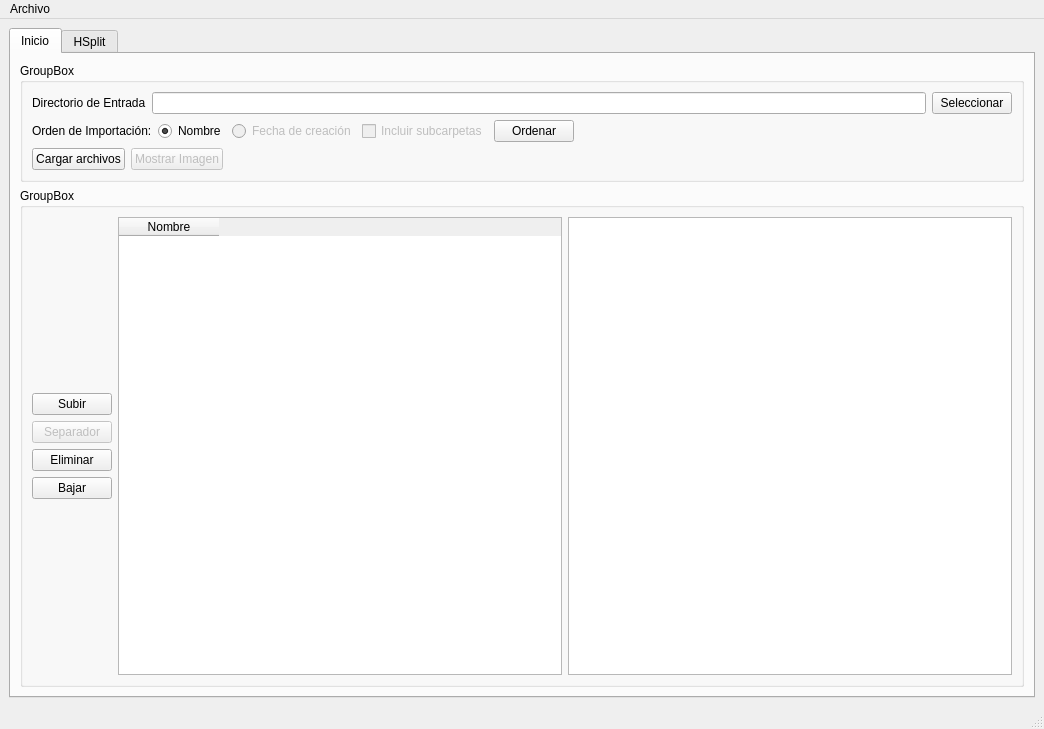
The window that gui/mainWindow.ui (robante15/MangaPDFPrintable) describes before a commit, drawn with Qt 5.
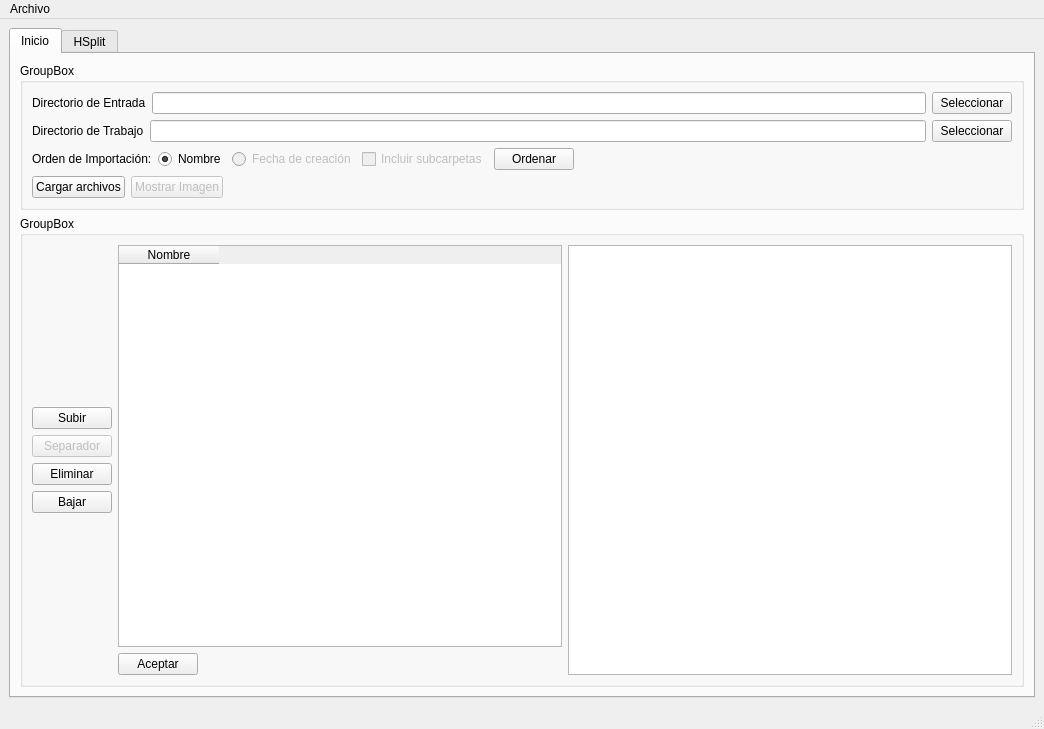
The same window after the commit.

```diff
--- a/gui/mainWindow.ui
+++ b/gui/mainWindow.ui
@@ -52,6 +52,27 @@
              </item>
             </layout>
            </item>
+           <item>
+            <layout class="QHBoxLayout" name="horizontalLayout_7">
+             <item>
+              <widget class="QLabel" name="lbl_workingDirectory">
+               <property name="text">
+                <string>Directorio de Trabajo</string>
+               </property>
+              </widget>
+             </item>
+             <item>
+              <widget class="QLineEdit" name="txt_workingDirectory"/>
+             </item>
+             <item>
+              <widget class="QPushButton" name="btn_workingDirectory">
+               <property name="text">
+                <string>Seleccionar</string>
+               </property>
+              </widget>
+             </item>
+            </layout>
+           </item>
            <item>
             <layout class="QHBoxLayout" name="horizontalLayout_5">
              <item>
@@ -158,7 +179,7 @@
           <property name="title">
            <string>GroupBox</string>
           </property>
-          <layout class="QHBoxLayout" name="horizontalLayout_2">
+          <layout class="QHBoxLayout" name="horizontalLayout_8">
            <item>
             <layout class="QVBoxLayout" name="verticalLayout_3">
              <item>
@@ -221,6 +242,8 @@
             </layout>
            </item>
            <item>
+            <layout class="QVBoxLayout" name="verticalLayout_9">
+             <item>
             <widget class="QTableWidget" name="table_filesList">
              <property name="sortingEnabled">
               <bool>false</bool>
@@ -231,6 +254,32 @@
               </property>
              </column>
             </widget>
+             </item>
+             <item>
+              <layout class="QHBoxLayout" name="horizontalLayout_2">
+               <item>
+                <widget class="QPushButton" name="btn_fileListOK">
+                 <property name="text">
+                  <string>Aceptar</string>
+                 </property>
+                </widget>
+               </item>
+               <item>
+                <spacer name="horizontalSpacer_4">
+                 <property name="orientation">
+                  <enum>Qt::Horizontal</enum>
+                 </property>
+                 <property name="sizeHint" stdset="0">
+                  <size>
+                   <width>40</width>
+                   <height>20</height>
+                  </size>
+                 </property>
+                </spacer>
+               </item>
+              </layout>
+             </item>
+            </layout>
            </item>
            <item>
             <widget class="QGraphicsView" name="gfx_Preview"/>
```
Lines whose indentation alone changed are shown as unchanged.
